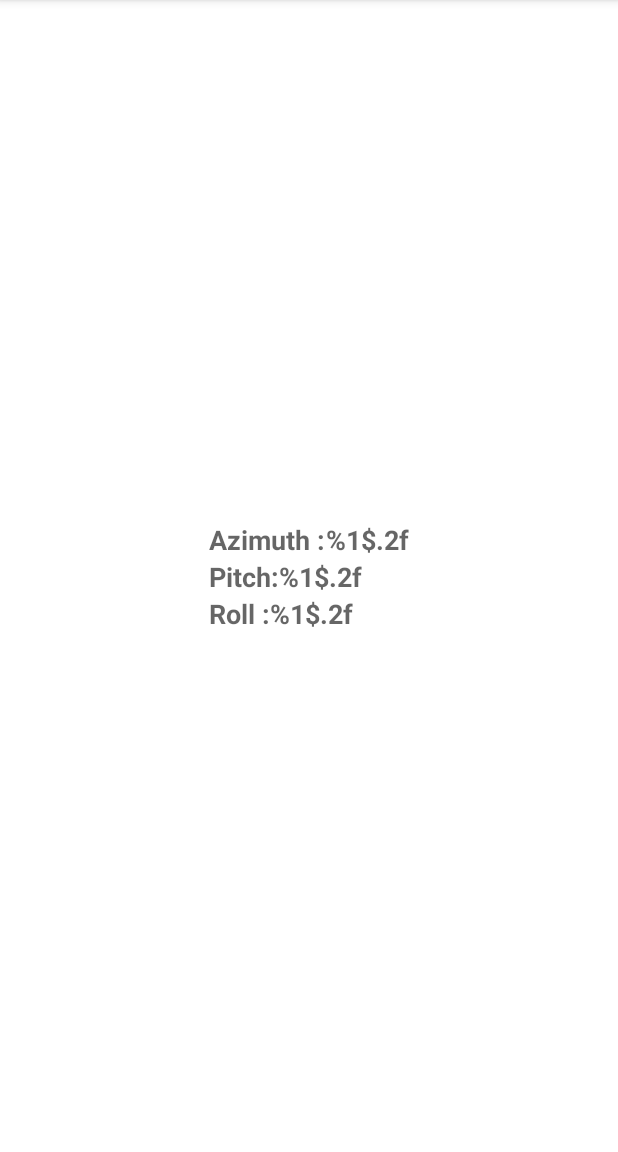
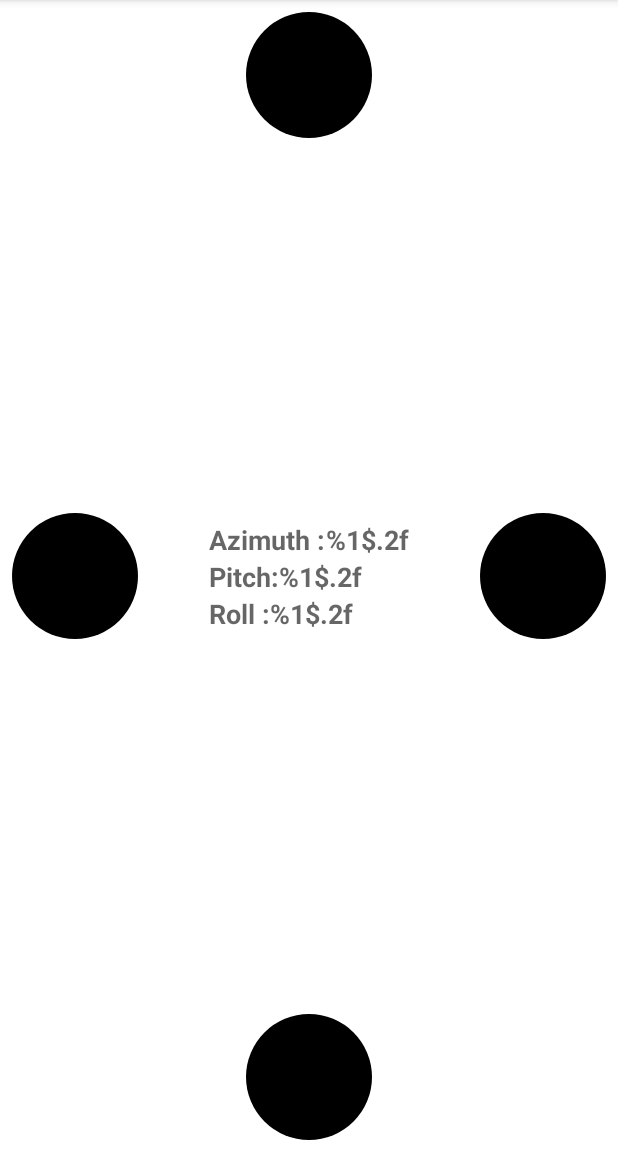
Before and after one commit to Luthfia39/SensorRadar, an Android app: the screen it shows after launch (MainActivity), on a phone screen of 412 x 824 dp, the part 84-1236 px from its top. Run offline under Robolectric (Android 15) with nearby library versions, the phone set to English and light mode, and no system bars.

Commit message:
Initial commit

```diff
--- a/app/src/main/java/com/example/sensorradar/MainActivity.java
+++ b/app/src/main/java/com/example/sensorradar/MainActivity.java
@@ -9,6 +9,7 @@ import android.hardware.SensorEvent;
 import android.hardware.SensorEventListener;
 import android.hardware.SensorManager;
 import android.os.Bundle;
+import android.widget.ImageView;
 import android.widget.TextView;
 
 public class MainActivity extends AppCompatActivity implements SensorEventListener {
@@ -21,8 +22,16 @@ public class MainActivity extends AppCompatActivity implements SensorEventListen
     private TextView mtextSensorPitch;
     private TextView mtextSensorRoll;
 
+    private ImageView mSpotTop;
+    private ImageView mSpotBottom;
+    private ImageView mSpotLeft;
+    private ImageView mSpotRight;
+
     private float[] mAccelerometerData = new float[3];
     private float[] mMagnetometerData = new float[3];
+
+//    batasan
+    private static final float VALUE_DRIFT = 0.05f;
 
     @Override
     protected void onCreate(Bundle savedInstanceState) {
@@ -38,6 +47,11 @@ public class MainActivity extends AppCompatActivity implements SensorEventListen
 
         mSensorAccelerator = sensorManager.getDefaultSensor(Sensor.TYPE_ACCELEROMETER);
         mSensorMagnetometer = sensorManager.getDefaultSensor(Sensor.TYPE_MAGNETIC_FIELD);
+
+        mSpotTop = findViewById(R.id.spot_top);
+        mSpotBottom = findViewById(R.id.spot_bottom);
+        mSpotLeft = findViewById(R.id.spot_left);
+        mSpotRight = findViewById(R.id.spot_right);
     }
 
     @Override
@@ -87,6 +101,28 @@ public class MainActivity extends AppCompatActivity implements SensorEventListen
         mtextSensorAzimuth.setText(getResources().getString(R.string.value_format, azimuth));
         mtextSensorPitch.setText(getResources().getString(R.string.value_format, pitch));
         mtextSensorRoll.setText(getResources().getString(R.string.value_format, roll));
+
+        if (Math.abs(pitch) < VALUE_DRIFT){
+            pitch = 0;
+        }
+        if (Math.abs(roll) < VALUE_DRIFT){
+            roll = 0;
+        }
+        mSpotBottom.setAlpha(0.05f);
+        mSpotTop.setAlpha(0.05f);
+        mSpotLeft.setAlpha(0.05f);
+        mSpotRight.setAlpha(0.05f);
+
+        if (pitch > 0){
+            mSpotBottom.setAlpha(pitch);
+        }else{
+            mSpotTop.setAlpha(Math.abs(pitch));
+        }
+        if (roll > 0){
+            mSpotLeft.setAlpha(roll);
+        }else{
+            mSpotRight.setAlpha(Math.abs(roll));
+        }
     }
 
     @Override
--- a/app/src/main/res/layout/activity_main.xml
+++ b/app/src/main/res/layout/activity_main.xml
@@ -71,5 +71,45 @@
             app:layout_constraintLeft_toRightOf="@id/label_roll"
             app:layout_constraintTop_toBottomOf="@id/value_pitch"/>
     </androidx.constraintlayout.widget.ConstraintLayout>
+    <ImageView
+        android:id="@+id/spot_top"
+        android:layout_width="@dimen/spot_size"
+        android:layout_height="@dimen/spot_size"
+        android:layout_margin="@dimen/base_margin"
+        app:layout_constraintRight_toRightOf="parent"
+        app:layout_constraintLeft_toLeftOf="parent"
+        app:layout_constraintTop_toTopOf="parent"
+        android:src="@drawable/spot"
+        tools:ignore="ContentDescription"/>
+    <ImageView
+        android:id="@+id/spot_bottom"
+        android:layout_width="@dimen/spot_size"
+        android:layout_height="@dimen/spot_size"
+        android:layout_margin="@dimen/base_margin"
+        app:layout_constraintRight_toRightOf="parent"
+        app:layout_constraintLeft_toLeftOf="parent"
+        app:layout_constraintBottom_toBottomOf="parent"
+        android:src="@drawable/spot"
+        tools:ignore="ContentDescription"/>
+    <ImageView
+        android:id="@+id/spot_left"
+        android:layout_width="@dimen/spot_size"
+        android:layout_height="@dimen/spot_size"
+        android:layout_margin="@dimen/base_margin"
+        app:layout_constraintLeft_toLeftOf="parent"
+        app:layout_constraintTop_toTopOf="parent"
+        app:layout_constraintBottom_toBottomOf="parent"
+        android:src="@drawable/spot"
+        tools:ignore="ContentDescription"/>
+    <ImageView
+        android:id="@+id/spot_right"
+        android:layout_width="@dimen/spot_size"
+        android:layout_height="@dimen/spot_size"
+        android:layout_margin="@dimen/base_margin"
+        app:layout_constraintRight_toRightOf="parent"
+        app:layout_constraintTop_toTopOf="parent"
+        app:layout_constraintBottom_toBottomOf="parent"
+        android:src="@drawable/spot"
+        tools:ignore="ContentDescription"/>
 
 </androidx.constraintlayout.widget.ConstraintLayout>
```
